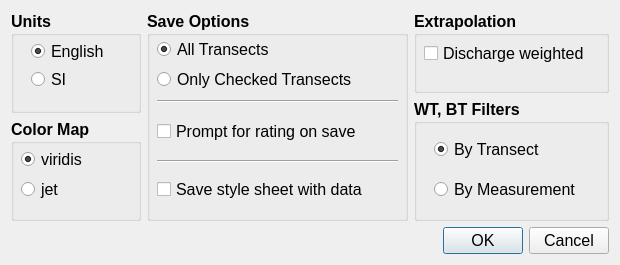
Old version of the form UI/wOptions.ui in the repository Sana-hammemi/qrevint.
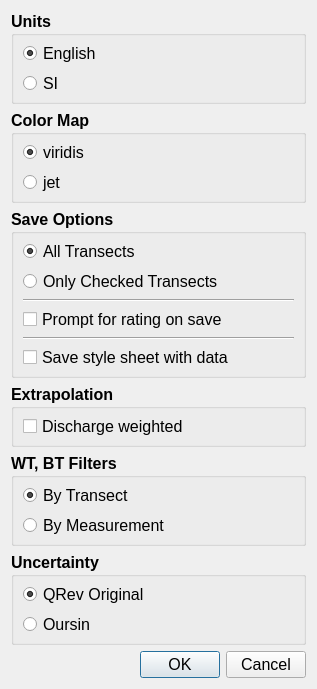
New version of the form.

Commit message:
Oursin: 1) fixed bug in Bayesian cov, 2) added Bayesian priors to user and default advanced settings, 3) modified compute_measurement_cov to handle user and default priors
QRev: 1) added user column to Uncertainty Advanced Settings, 2) made Default colunm uneditable, 3) added uncertainty option to options dialog, but not programmed, 4) added widget for graph to right side of main tab, not programmed

Patch:
```diff
--- a/UI/wOptions.ui
+++ b/UI/wOptions.ui
@@ -6,8 +6,8 @@
    <rect>
     <x>0</x>
     <y>0</y>
-    <width>620</width>
-    <height>265</height>
+    <width>317</width>
+    <height>673</height>
    </rect>
   </property>
   <property name="windowTitle">
@@ -15,9 +15,9 @@
   </property>
   <layout class="QGridLayout" name="gridLayout">
    <item row="0" column="0">
-    <layout class="QHBoxLayout" name="horizontalLayout" stretch="2,4,3">
+    <layout class="QVBoxLayout" name="verticalLayout_3">
      <item>
-      <layout class="QVBoxLayout" name="verticalLayout_2">
+      <layout class="QVBoxLayout" name="verticalLayout_2" stretch="3,3,4,2,3,3">
        <item>
         <widget class="QGroupBox" name="gb_units">
          <property name="font">
@@ -30,15 +30,21 @@
          <property name="title">
           <string>Units</string>
          </property>
+         <layout class="QVBoxLayout" name="verticalLayout_8">
+          <property name="spacing">
+           <number>5</number>
+          </property>
+          <property name="topMargin">
+           <number>5</number>
+          </property>
+          <property name="rightMargin">
+           <number>11</number>
+          </property>
+          <property name="bottomMargin">
+           <number>5</number>
+          </property>
+          <item>
          <widget class="QRadioButton" name="rb_english">
-          <property name="geometry">
-           <rect>
-            <x>20</x>
-            <y>30</y>
-            <width>82</width>
-            <height>21</height>
-           </rect>
-          </property>
           <property name="font">
            <font>
             <pointsize>12</pointsize>
@@ -53,17 +59,12 @@
            <bool>true</bool>
           </property>
          </widget>
+          </item>
+          <item>
          <widget class="QRadioButton" name="rb_si">
-          <property name="geometry">
-           <rect>
-            <x>20</x>
-            <y>60</y>
-            <width>82</width>
-            <height>17</height>
-           </rect>
-          </property>
           <property name="font">
            <font>
+              <pointsize>12</pointsize>
             <weight>50</weight>
             <bold>false</bold>
            </font>
@@ -72,6 +73,8 @@
            <string>SI</string>
           </property>
          </widget>
+          </item>
+         </layout>
         </widget>
        </item>
        <item>
@@ -86,15 +89,18 @@
          <property name="title">
           <string>Color Map</string>
          </property>
+         <layout class="QVBoxLayout" name="verticalLayout_7">
+          <property name="spacing">
+           <number>5</number>
+          </property>
+          <property name="topMargin">
+           <number>5</number>
+          </property>
+          <property name="bottomMargin">
+           <number>5</number>
+          </property>
+          <item>
          <widget class="QRadioButton" name="rb_viridis">
-          <property name="geometry">
-           <rect>
-            <x>10</x>
-            <y>30</y>
-            <width>95</width>
-            <height>20</height>
-           </rect>
-          </property>
           <property name="font">
            <font>
             <pointsize>12</pointsize>
@@ -109,15 +115,9 @@
            <bool>true</bool>
           </property>
          </widget>
+          </item>
+          <item>
          <widget class="QRadioButton" name="rb_jet">
-          <property name="geometry">
-           <rect>
-            <x>10</x>
-            <y>60</y>
-            <width>95</width>
-            <height>20</height>
-           </rect>
-          </property>
           <property name="font">
            <font>
             <pointsize>12</pointsize>
@@ -129,9 +129,9 @@
            <string>jet</string>
           </property>
          </widget>
-        </widget>
-       </item>
-      </layout>
+          </item>
+         </layout>
+        </widget>
      </item>
      <item>
       <widget class="QGroupBox" name="gb_save_options">
@@ -145,17 +145,21 @@
        <property name="title">
         <string>Save Options</string>
        </property>
+         <layout class="QVBoxLayout" name="verticalLayout">
+          <property name="spacing">
+           <number>5</number>
+          </property>
+          <property name="topMargin">
+           <number>5</number>
+          </property>
+          <property name="bottomMargin">
+           <number>5</number>
+          </property>
+          <item>
        <widget class="QRadioButton" name="rb_All">
-        <property name="geometry">
-         <rect>
-          <x>10</x>
-          <y>30</y>
-          <width>161</width>
-          <height>17</height>
-         </rect>
-        </property>
         <property name="font">
          <font>
+              <pointsize>12</pointsize>
           <weight>50</weight>
           <bold>false</bold>
          </font>
@@ -167,17 +171,12 @@
          <bool>true</bool>
         </property>
        </widget>
+          </item>
+          <item>
        <widget class="QRadioButton" name="rb_checked">
-        <property name="geometry">
-         <rect>
-          <x>10</x>
-          <y>60</y>
-          <width>201</width>
-          <height>17</height>
-         </rect>
-        </property>
         <property name="font">
          <font>
+              <pointsize>12</pointsize>
           <weight>50</weight>
           <bold>false</bold>
          </font>
@@ -186,17 +185,19 @@
          <string>Only Checked Transects</string>
         </property>
        </widget>
+          </item>
+          <item>
+           <widget class="Line" name="line">
+            <property name="orientation">
+             <enum>Qt::Horizontal</enum>
+            </property>
+           </widget>
+          </item>
+          <item>
        <widget class="QCheckBox" name="cb_rating">
-        <property name="geometry">
-         <rect>
-          <x>10</x>
-          <y>110</y>
-          <width>211</width>
-          <height>20</height>
-         </rect>
-        </property>
         <property name="font">
          <font>
+              <pointsize>12</pointsize>
           <weight>50</weight>
           <bold>false</bold>
          </font>
@@ -205,43 +206,19 @@
          <string>Prompt for rating on save</string>
         </property>
        </widget>
-       <widget class="Line" name="line">
-        <property name="geometry">
-         <rect>
-          <x>10</x>
-          <y>80</y>
-          <width>241</width>
-          <height>20</height>
-         </rect>
-        </property>
-        <property name="orientation">
-         <enum>Qt::Horizontal</enum>
-        </property>
-       </widget>
+          </item>
+          <item>
        <widget class="Line" name="line_2">
-        <property name="geometry">
-         <rect>
-          <x>10</x>
-          <y>140</y>
-          <width>241</width>
-          <height>20</height>
-         </rect>
-        </property>
         <property name="orientation">
          <enum>Qt::Horizontal</enum>
         </property>
        </widget>
+          </item>
+          <item>
        <widget class="QCheckBox" name="cb_stylesheet">
-        <property name="geometry">
-         <rect>
-          <x>10</x>
-          <y>170</y>
-          <width>221</width>
-          <height>17</height>
-         </rect>
-        </property>
         <property name="font">
          <font>
+              <pointsize>12</pointsize>
           <weight>50</weight>
           <bold>false</bold>
          </font>
@@ -250,10 +227,10 @@
          <string>Save style sheet with data</string>
         </property>
        </widget>
-      </widget>
-     </item>
-     <item>
-      <layout class="QVBoxLayout" name="verticalLayout" stretch="2,3">
+          </item>
+         </layout>
+        </widget>
+       </item>
        <item>
         <widget class="QGroupBox" name="QGroupBox">
          <property name="font">
@@ -266,17 +243,21 @@
          <property name="title">
           <string>Extrapolation</string>
          </property>
+         <layout class="QVBoxLayout" name="verticalLayout_6">
+          <property name="spacing">
+           <number>5</number>
+          </property>
+          <property name="topMargin">
+           <number>5</number>
+          </property>
+          <property name="bottomMargin">
+           <number>5</number>
+          </property>
+          <item>
          <widget class="QCheckBox" name="cb_weighted_extrap">
-          <property name="geometry">
-           <rect>
-            <x>10</x>
-            <y>30</y>
-            <width>162</width>
-            <height>24</height>
-           </rect>
-          </property>
           <property name="font">
            <font>
+              <pointsize>12</pointsize>
             <weight>50</weight>
             <bold>false</bold>
            </font>
@@ -285,6 +266,8 @@
            <string>Discharge weighted</string>
           </property>
          </widget>
+          </item>
+         </layout>
         </widget>
        </item>
        <item>
@@ -299,17 +282,21 @@
          <property name="title">
           <string>WT, BT Filters</string>
          </property>
+         <layout class="QVBoxLayout" name="verticalLayout_5">
+          <property name="spacing">
+           <number>5</number>
+          </property>
+          <property name="topMargin">
+           <number>5</number>
+          </property>
+          <property name="bottomMargin">
+           <number>5</number>
+          </property>
+          <item>
          <widget class="QRadioButton" name="rb_filter_transect">
-          <property name="geometry">
-           <rect>
-            <x>20</x>
-            <y>40</y>
-            <width>151</width>
-            <height>20</height>
-           </rect>
-          </property>
           <property name="font">
            <font>
+              <pointsize>12</pointsize>
             <weight>50</weight>
             <bold>false</bold>
            </font>
@@ -321,17 +308,12 @@
            <bool>true</bool>
           </property>
          </widget>
+          </item>
+          <item>
          <widget class="QRadioButton" name="rb_filter_meas">
-          <property name="geometry">
-           <rect>
-            <x>20</x>
-            <y>80</y>
-            <width>151</width>
-            <height>20</height>
-           </rect>
-          </property>
           <property name="font">
            <font>
+              <pointsize>12</pointsize>
             <weight>50</weight>
             <bold>false</bold>
            </font>
@@ -340,13 +322,69 @@
            <string>By Measurement</string>
           </property>
          </widget>
+          </item>
+         </layout>
         </widget>
        </item>
-      </layout>
+       <item>
+        <widget class="QGroupBox" name="gb_uncertainty">
+         <property name="font">
+          <font>
+           <pointsize>12</pointsize>
+           <weight>75</weight>
+           <bold>true</bold>
+          </font>
+         </property>
+         <property name="title">
+          <string>Uncertainty</string>
+         </property>
+         <layout class="QVBoxLayout" name="verticalLayout_4">
+          <property name="spacing">
+           <number>5</number>
+          </property>
+          <property name="topMargin">
+           <number>5</number>
+          </property>
+          <property name="bottomMargin">
+           <number>5</number>
+          </property>
+          <item>
+           <widget class="QRadioButton" name="rb_qrev_u">
+            <property name="font">
+             <font>
+              <pointsize>12</pointsize>
+              <weight>50</weight>
+              <bold>false</bold>
+             </font>
+            </property>
+            <property name="text">
+             <string>QRev Original</string>
+            </property>
+            <property name="checked">
+             <bool>true</bool>
+            </property>
+           </widget>
+          </item>
+          <item>
+           <widget class="QRadioButton" name="rb_oursin_u">
+            <property name="font">
+             <font>
+              <pointsize>12</pointsize>
+              <weight>50</weight>
+              <bold>false</bold>
+             </font>
+            </property>
+            <property name="text">
+             <string>Oursin</string>
+            </property>
+           </widget>
+          </item>
+         </layout>
+        </widget>
      </item>
     </layout>
    </item>
-   <item row="1" column="0">
+     <item>
     <widget class="QDialogButtonBox" name="buttonBox">
      <property name="font">
       <font>
@@ -360,6 +398,8 @@
       <set>QDialogButtonBox::Cancel|QDialogButtonBox::Ok</set>
      </property>
     </widget>
+     </item>
+    </layout>
    </item>
   </layout>
  </widget>
```
Lines whose indentation alone changed are shown as unchanged. The commit also changes 5 other files.
